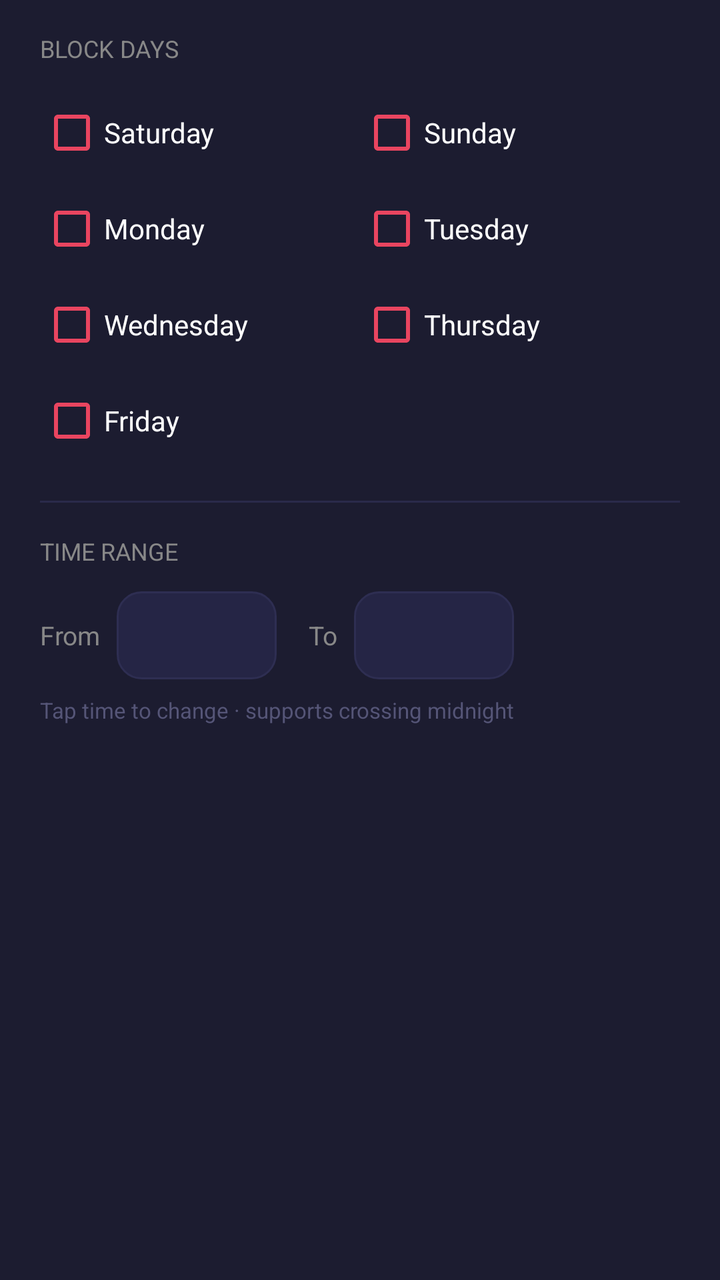
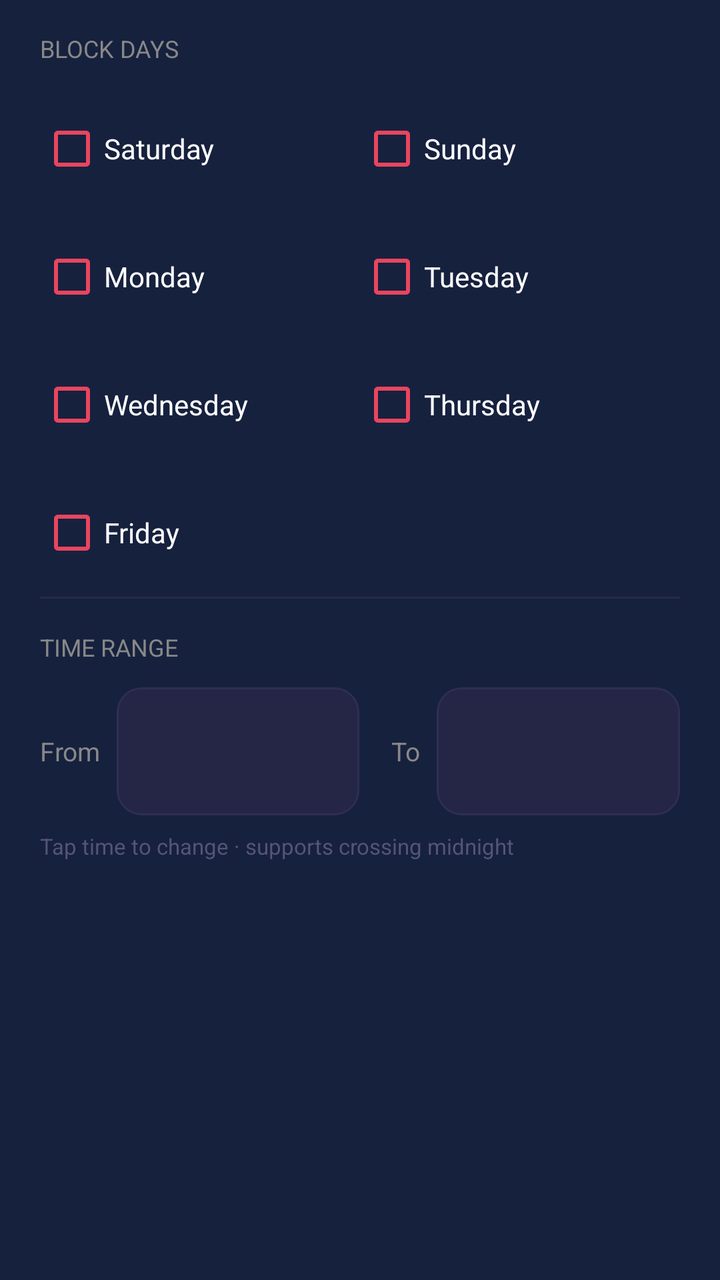

Before-and-after screenshots of an Android layout around one commit, followed by the original layout XML and the change that was made.
<!-- AndroidManifest.xml: application theme Theme.ITNSecureBrowser -->
<!-- res/layout/dialog_add_schedule.xml -->
<?xml version="1.0" encoding="utf-8"?>
<ScrollView xmlns:android="http://schemas.android.com/apk/res/android"
    android:layout_width="match_parent"
    android:layout_height="wrap_content"
    android:background="@color/bg_card">

    <LinearLayout
        android:layout_width="match_parent"
        android:layout_height="wrap_content"
        android:orientation="vertical"
        android:paddingStart="20dp"
        android:paddingEnd="20dp"
        android:paddingTop="16dp"
        android:paddingBottom="20dp">

        
        <TextView
            android:layout_width="wrap_content"
            android:layout_height="wrap_content"
            android:text="@string/schedule_days_label"
            android:textColor="@color/text_secondary"
            android:textSize="12sp"
            android:textAllCaps="true"
            android:paddingBottom="10dp" />

        
        <LinearLayout
            android:layout_width="match_parent"
            android:layout_height="wrap_content"
            android:orientation="horizontal">

            <CheckBox
                android:id="@+id/cbSaturday"
                android:layout_width="0dp"
                android:layout_height="wrap_content"
                android:layout_weight="1"
                android:text="@string/day_saturday"
                android:textColor="@color/text_primary"
                android:buttonTint="@color/accent" />

            <CheckBox
                android:id="@+id/cbSunday"
                android:layout_width="0dp"
                android:layout_height="wrap_content"
                android:layout_weight="1"
                android:text="@string/day_sunday"
                android:textColor="@color/text_primary"
                android:buttonTint="@color/accent" />
        </LinearLayout>

        <LinearLayout
            android:layout_width="match_parent"
            android:layout_height="wrap_content"
            android:orientation="horizontal">

            <CheckBox
                android:id="@+id/cbMonday"
                android:layout_width="0dp"
                android:layout_height="wrap_content"
                android:layout_weight="1"
                android:text="@string/day_monday"
                android:textColor="@color/text_primary"
                android:buttonTint="@color/accent" />

            <CheckBox
                android:id="@+id/cbTuesday"
                android:layout_width="0dp"
                android:layout_height="wrap_content"
                android:layout_weight="1"
                android:text="@string/day_tuesday"
                android:textColor="@color/text_primary"
                android:buttonTint="@color/accent" />
        </LinearLayout>

        <LinearLayout
            android:layout_width="match_parent"
            android:layout_height="wrap_content"
            android:orientation="horizontal">

            <CheckBox
                android:id="@+id/cbWednesday"
                android:layout_width="0dp"
                android:layout_height="wrap_content"
                android:layout_weight="1"
                android:text="@string/day_wednesday"
                android:textColor="@color/text_primary"
                android:buttonTint="@color/accent" />

            <CheckBox
                android:id="@+id/cbThursday"
                android:layout_width="0dp"
                android:layout_height="wrap_content"
                android:layout_weight="1"
                android:text="@string/day_thursday"
                android:textColor="@color/text_primary"
                android:buttonTint="@color/accent" />
        </LinearLayout>

        <CheckBox
            android:id="@+id/cbFriday"
            android:layout_width="wrap_content"
            android:layout_height="wrap_content"
            android:text="@string/day_friday"
            android:textColor="@color/text_primary"
            android:buttonTint="@color/accent"
            android:layout_marginBottom="16dp" />

        
        <View
            android:layout_width="match_parent"
            android:layout_height="1dp"
            android:background="@color/divider"
            android:layout_marginBottom="16dp" />

        
        <TextView
            android:layout_width="wrap_content"
            android:layout_height="wrap_content"
            android:text="@string/schedule_time_label"
            android:textColor="@color/text_secondary"
            android:textSize="12sp"
            android:textAllCaps="true"
            android:paddingBottom="12dp" />

        
        <LinearLayout
            android:layout_width="match_parent"
            android:layout_height="wrap_content"
            android:orientation="horizontal"
            android:gravity="center_vertical">

            <TextView
                android:layout_width="wrap_content"
                android:layout_height="wrap_content"
                android:text="@string/schedule_from"
                android:textColor="@color/text_secondary"
                android:textSize="13sp"
                android:paddingRight="8dp" />

            <TextView
                android:id="@+id/btnFromTime"
                android:layout_width="80dp"
                android:layout_height="44dp"
                android:gravity="center"
                android:background="@drawable/bg_field"
                android:textColor="@color/accent"
                android:textSize="17sp"
                android:textStyle="bold"
                android:clickable="true"
                android:focusable="true" />

            <TextView
                android:layout_width="wrap_content"
                android:layout_height="wrap_content"
                android:text="@string/schedule_to"
                android:textColor="@color/text_secondary"
                android:textSize="13sp"
                android:paddingLeft="16dp"
                android:paddingRight="8dp" />

            <TextView
                android:id="@+id/btnToTime"
                android:layout_width="80dp"
                android:layout_height="44dp"
                android:gravity="center"
                android:background="@drawable/bg_field"
                android:textColor="@color/accent"
                android:textSize="17sp"
                android:textStyle="bold"
                android:clickable="true"
                android:focusable="true" />
        </LinearLayout>

        <TextView
            android:layout_width="wrap_content"
            android:layout_height="wrap_content"
            android:text="@string/schedule_time_hint"
            android:textColor="@color/text_hint"
            android:textSize="11sp"
            android:paddingTop="8dp" />

    </LinearLayout>
</ScrollView>
<!-- resources referenced by this layout -->
<resources>
  <color name="accent">#E94560</color>
  <color name="bg_card">#1C1C30</color>
  <color name="divider">#2A2A4A</color>
  <color name="text_hint">#555577</color>
  <color name="text_primary">#FFFFFF</color>
  <color name="text_secondary">#888888</color>
  <!-- drawable bg_field (drawable) -->
  <?xml version="1.0" encoding="utf-8"?>
  <shape xmlns:android="http://schemas.android.com/apk/res/android"
      android:shape="rectangle">
      <corners android:radius="12dp" />
      <solid android:color="@color/bg_field" />
      <stroke
          android:width="1dp"
          android:color="@color/bg_card_stroke" />
  </shape>
  <string name="day_friday">Friday</string>
  <string name="day_monday">Monday</string>
  <string name="day_saturday">Saturday</string>
  <string name="day_sunday">Sunday</string>
  <string name="day_thursday">Thursday</string>
  <string name="day_tuesday">Tuesday</string>
  <string name="day_wednesday">Wednesday</string>
  <string name="schedule_days_label">Block days</string>
  <string name="schedule_from">From</string>
  <string name="schedule_time_hint">Tap time to change · supports crossing midnight</string>
  <string name="schedule_time_label">Time range</string>
  <string name="schedule_to">To</string>
  <style name="Theme.ITNSecureBrowser" parent="Theme.MaterialComponents.DayNight.NoActionBar">
          <item name="colorPrimary">@color/tab_active</item>
          <item name="colorPrimaryVariant">@color/bg_tab_bar</item>
          <item name="colorOnPrimary">@color/text_primary</item>
          <item name="colorSecondary">@color/accent</item>
          <item name="colorOnSecondary">@color/text_primary</item>
          <item name="android:windowBackground">@color/bg_toolbar</item>
          <item name="android:statusBarColor">@color/bg_tab_bar</item>
          <item name="android:navigationBarColor">@color/bg_tab_bar</item>
          <item name="android:windowLightStatusBar">false</item>
      </style>
  <color name="bg_field">#252545</color>
  <color name="bg_card_stroke">#2E2E52</color>
  <color name="tab_active">#0F3460</color>
  <color name="bg_tab_bar">#1A1A2E</color>
  <color name="bg_toolbar">#16213E</color>
</resources>

<!-- the commit's change to res/layout/dialog_add_schedule.xml (unified diff, before → after) -->
@@ -1,183 +1,182 @@
 <?xml version="1.0" encoding="utf-8"?>
-<ScrollView xmlns:android="http://schemas.android.com/apk/res/android"
+<LinearLayout xmlns:android="http://schemas.android.com/apk/res/android"
     android:layout_width="match_parent"
     android:layout_height="wrap_content"
-    android:background="@color/bg_card">
+    android:orientation="vertical"
+    android:paddingStart="20dp"
+    android:paddingEnd="20dp"
+    android:paddingTop="16dp"
+    android:paddingBottom="16dp">
+
+    
+    <TextView
+        android:layout_width="wrap_content"
+        android:layout_height="wrap_content"
+        android:text="@string/schedule_days_label"
+        android:textColor="@color/text_secondary"
+        android:textSize="12sp"
+        android:textAllCaps="true"
+        android:layout_marginBottom="10dp" />
+
+    
+    <LinearLayout
+        android:layout_width="match_parent"
+        android:layout_height="64dp"
+        android:orientation="horizontal"
+        android:gravity="center_vertical">
+
+        <CheckBox
+            android:id="@+id/cbSaturday"
+            android:layout_width="0dp"
+            android:layout_height="wrap_content"
+            android:layout_weight="1"
+            android:text="@string/day_saturday"
+            android:textColor="@color/text_primary"
+            android:buttonTint="@color/accent" />
+
+        <CheckBox
+            android:id="@+id/cbSunday"
+            android:layout_width="0dp"
+            android:layout_height="wrap_content"
+            android:layout_weight="1"
+            android:text="@string/day_sunday"
+            android:textColor="@color/text_primary"
+            android:buttonTint="@color/accent" />
+    </LinearLayout>
 
     <LinearLayout
         android:layout_width="match_parent"
-        android:layout_height="wrap_content"
-        android:orientation="vertical"
-        android:paddingStart="20dp"
-        android:paddingEnd="20dp"
-        android:paddingTop="16dp"
-        android:paddingBottom="20dp">
-
-        
-        <TextView
-            android:layout_width="wrap_content"
-            android:layout_height="wrap_content"
-            android:text="@string/schedule_days_label"
-            android:textColor="@color/text_secondary"
-            android:textSize="12sp"
-            android:textAllCaps="true"
-            android:paddingBottom="10dp" />
-
-        
-        <LinearLayout
-            android:layout_width="match_parent"
-            android:layout_height="wrap_content"
-            android:orientation="horizontal">
-
-            <CheckBox
-                android:id="@+id/cbSaturday"
-                android:layout_width="0dp"
-                android:layout_height="wrap_content"
-                android:layout_weight="1"
-                android:text="@string/day_saturday"
-                android:textColor="@color/text_primary"
-                android:buttonTint="@color/accent" />
-
-            <CheckBox
-                android:id="@+id/cbSunday"
-                android:layout_width="0dp"
-                android:layout_height="wrap_content"
-                android:layout_weight="1"
-                android:text="@string/day_sunday"
-                android:textColor="@color/text_primary"
-                android:buttonTint="@color/accent" />
-        </LinearLayout>
-
-        <LinearLayout
-            android:layout_width="match_parent"
-            android:layout_height="wrap_content"
-            android:orientation="horizontal">
-
-            <CheckBox
-                android:id="@+id/cbMonday"
-                android:layout_width="0dp"
-                android:layout_height="wrap_content"
-                android:layout_weight="1"
-                android:text="@string/day_monday"
-                android:textColor="@color/text_primary"
-                android:buttonTint="@color/accent" />
-
-            <CheckBox
-                android:id="@+id/cbTuesday"
-                android:layout_width="0dp"
-                android:layout_height="wrap_content"
-                android:layout_weight="1"
-                android:text="@string/day_tuesday"
-                android:textColor="@color/text_primary"
-                android:buttonTint="@color/accent" />
-        </LinearLayout>
-
-        <LinearLayout
-            android:layout_width="match_parent"
-            android:layout_height="wrap_content"
-            android:orientation="horizontal">
-
-            <CheckBox
-                android:id="@+id/cbWednesday"
-                android:layout_width="0dp"
-                android:layout_height="wrap_content"
-                android:layout_weight="1"
-                android:text="@string/day_wednesday"
-                android:textColor="@color/text_primary"
-                android:buttonTint="@color/accent" />
-
-            <CheckBox
-                android:id="@+id/cbThursday"
-                android:layout_width="0dp"
-                android:layout_height="wrap_content"
-                android:layout_weight="1"
-                android:text="@string/day_thursday"
-                android:textColor="@color/text_primary"
-                android:buttonTint="@color/accent" />
-        </LinearLayout>
+        android:layout_height="64dp"
+        android:orientation="horizontal"
+        android:gravity="center_vertical">
 
         <CheckBox
-            android:id="@+id/cbFriday"
-            android:layout_width="wrap_content"
+            android:id="@+id/cbMonday"
+            android:layout_width="0dp"
             android:layout_height="wrap_content"
-            android:text="@string/day_friday"
+            android:layout_weight="1"
+            android:text="@string/day_monday"
             android:textColor="@color/text_primary"
-            android:buttonTint="@color/accent"
-            android:layout_marginBottom="16dp" />
+            android:buttonTint="@color/accent" />
 
-        
-        <View
-            android:layout_width="match_parent"
-            android:layout_height="1dp"
-            android:background="@color/divider"
-            android:layout_marginBottom="16dp" />
+        <CheckBox
+            android:id="@+id/cbTuesday"
+            android:layout_width="0dp"
+            android:layout_height="wrap_content"
+            android:layout_weight="1"
+            android:text="@string/day_tuesday"
+            android:textColor="@color/text_primary"
+            android:buttonTint="@color/accent" />
+    </LinearLayout>
 
-        
-        <TextView
-            android:layout_width="wrap_content"
+    <LinearLayout
+        android:layout_width="match_parent"
+        android:layout_height="64dp"
+        android:orientation="horizontal"
+        android:gravity="center_vertical">
+
+        <CheckBox
+            android:id="@+id/cbWednesday"
+            android:layout_width="0dp"
             android:layout_height="wrap_content"
-            android:text="@string/schedule_time_label"
-            android:textColor="@color/text_secondary"
-            android:textSize="12sp"
-            android:textAllCaps="true"
-            android:paddingBottom="12dp" />
+            android:layout_weight="1"
+            android:text="@string/day_wednesday"
+            android:textColor="@color/text_primary"
+            android:buttonTint="@color/accent" />
 
-        
-        <LinearLayout
-            android:layout_width="match_parent"
+        <CheckBox
+            android:id="@+id/cbThursday"
+            android:layout_width="0dp"
             android:layout_height="wrap_content"
-            android:orientation="horizontal"
-            android:gravity="center_vertical">
+            android:layout_weight="1"
+            android:text="@string/day_thursday"
+            android:textColor="@color/text_primary"
+            android:buttonTint="@color/accent" />
+    </LinearLayout>
 
-            <TextView
-                android:layout_width="wrap_content"
-                android:layout_height="wrap_content"
-                android:text="@string/schedule_from"
-                android:textColor="@color/text_secondary"
-                android:textSize="13sp"
-                android:paddingRight="8dp" />
+    <CheckBox
+        android:id="@+id/cbFriday"
+        android:layout_width="wrap_content"
+        android:layout_height="64dp"
+        android:text="@string/day_friday"
+        android:textColor="@color/text_primary"
+        android:buttonTint="@color/accent"
+        android:gravity="center_vertical" />
 
-            <TextView
-                android:id="@+id/btnFromTime"
-                android:layout_width="80dp"
-                android:layout_height="44dp"
-                android:gravity="center"
-                android:background="@drawable/bg_field"
-                android:textColor="@color/accent"
-                android:textSize="17sp"
-                android:textStyle="bold"
-                android:clickable="true"
-                android:focusable="true" />
+    
+    <View
+        android:layout_width="match_parent"
+        android:layout_height="1dp"
+        android:background="@color/divider"
+        android:layout_marginBottom="16dp" />
 
-            <TextView
-                android:layout_width="wrap_content"
-                android:layout_height="wrap_content"
-                android:text="@string/schedule_to"
-                android:textColor="@color/text_secondary"
-                android:textSize="13sp"
-                android:paddingLeft="16dp"
-                android:paddingRight="8dp" />
+    
+    <TextView
+        android:layout_width="wrap_content"
+        android:layout_height="wrap_content"
+        android:text="@string/schedule_time_label"
+        android:textColor="@color/text_secondary"
+        android:textSize="12sp"
+        android:textAllCaps="true"
+        android:layout_marginBottom="12dp" />
 
-            <TextView
-                android:id="@+id/btnToTime"
-                android:layout_width="80dp"
-                android:layout_height="44dp"
-                android:gravity="center"
-                android:background="@drawable/bg_field"
-                android:textColor="@color/accent"
-                android:textSize="17sp"
-                android:textStyle="bold"
-                android:clickable="true"
-                android:focusable="true" />
-        </LinearLayout>
+    
+    <LinearLayout
+        android:layout_width="match_parent"
+        android:layout_height="64dp"
+        android:orientation="horizontal"
+        android:gravity="center_vertical">
 
         <TextView
             android:layout_width="wrap_content"
             android:layout_height="wrap_content"
-            android:text="@string/schedule_time_hint"
-            android:textColor="@color/text_hint"
-            android:textSize="11sp"
-            android:paddingTop="8dp" />
+            android:text="@string/schedule_from"
+            android:textColor="@color/text_secondary"
+            android:textSize="13sp"
+            android:paddingRight="8dp" />
 
+        <TextView
+            android:id="@+id/btnFromTime"
+            android:layout_width="0dp"
+            android:layout_height="64dp"
+            android:layout_weight="1"
+            android:gravity="center"
+            android:background="@drawable/bg_field"
+            android:textColor="@color/accent"
+            android:textSize="17sp"
+            android:textStyle="bold"
+            android:clickable="true"
+            android:focusable="true" />
+
+        <TextView
+            android:layout_width="wrap_content"
+            android:layout_height="wrap_content"
+            android:text="@string/schedule_to"
+            android:textColor="@color/text_secondary"
+            android:textSize="13sp"
+            android:paddingLeft="16dp"
+            android:paddingRight="8dp" />
+
+        <TextView
+            android:id="@+id/btnToTime"
+            android:layout_width="0dp"
+            android:layout_height="64dp"
+            android:layout_weight="1"
+            android:gravity="center"
+            android:background="@drawable/bg_field"
+            android:textColor="@color/accent"
+            android:textSize="17sp"
+            android:textStyle="bold"
+            android:clickable="true"
+            android:focusable="true" />
     </LinearLayout>
-</ScrollView>
+
+    <TextView
+        android:layout_width="wrap_content"
+        android:layout_height="wrap_content"
+        android:text="@string/schedule_time_hint"
+        android:textColor="@color/text_hint"
+        android:textSize="11sp"
+        android:layout_marginTop="8dp" />
+
+</LinearLayout>
<!-- resource entries referenced after the edit -->
@@ -1,7 +1,6 @@
 <!-- resources referenced by this layout -->
 <resources>
   <color name="accent">#E94560</color>
-  <color name="bg_card">#1C1C30</color>
   <color name="divider">#2A2A4A</color>
   <color name="text_hint">#555577</color>
   <color name="text_primary">#FFFFFF</color>
